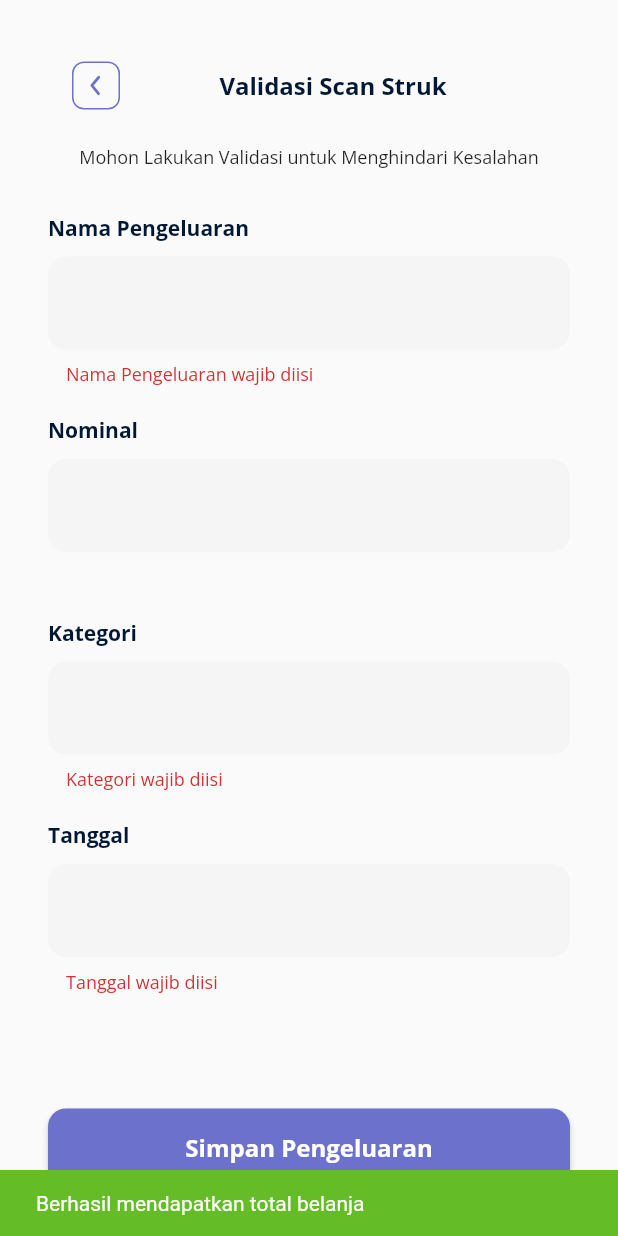
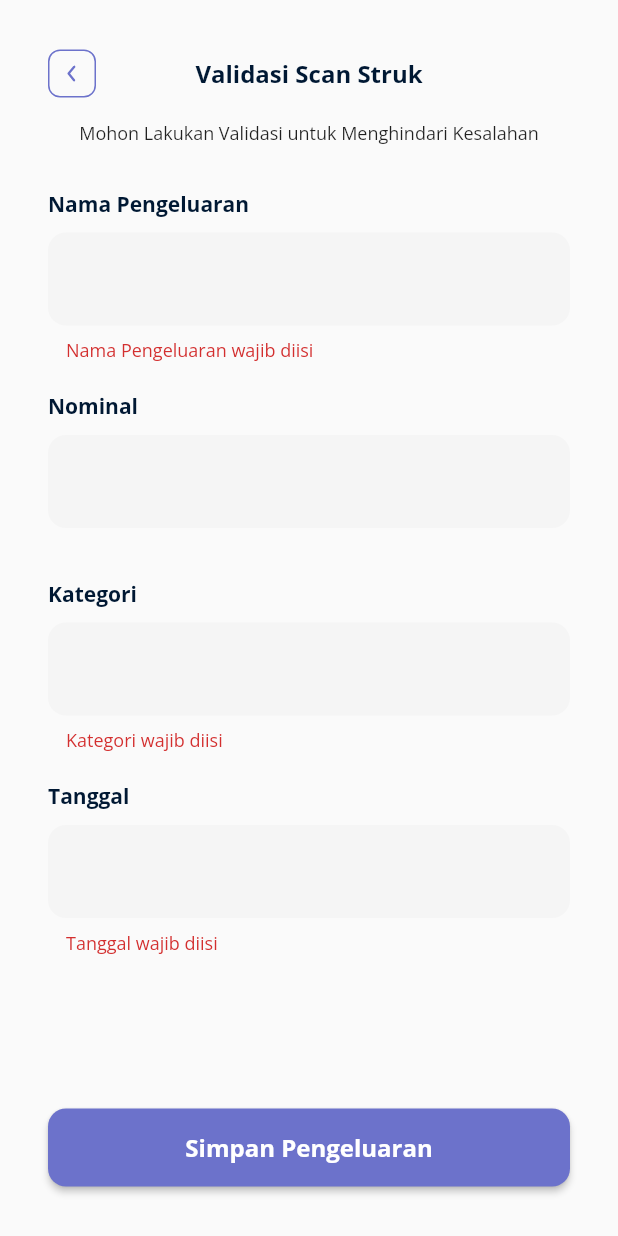
Before and after one commit to pawangdev/pawang-mobile, a Flutter app: the ValidasiScanScreen screen opened directly with empty values, after a tap on "Simpan Pengeluaran", on a phone screen of 412 x 824 dp. Run offline on Flutter 3.47's test engine with Material 2 defaults, Android fonts, the phone set to English and light mode, and no system bars; our stand-ins replace flutter_svg, image_picker, sqflite; missing offline and left inert: google_ml_kit; accounts and stored records are empty.

Commit message:
change var, back button, fix bottom insets

```diff
--- a/lib/views/validasi_scan_screen.dart
+++ b/lib/views/validasi_scan_screen.dart
@@ -22,7 +22,7 @@ class _ValidasiScanScreenState extends State<ValidasiScanScreen> {
   final TextEditingController kategori_pengeluaran = TextEditingController();
   final TextEditingController tanggal_pengeluaran = TextEditingController();
   String? filePath;
-  bool _validation = false;
+  bool _validated = false;
 
   Future<void> simpanData(PengeluaranModel data) async {
     try {
@@ -39,12 +39,8 @@ class _ValidasiScanScreenState extends State<ValidasiScanScreen> {
     nominal_pengeluaran.text = args.nominal;
     filePath = args.filePath;
 
-    ScaffoldMessenger.of(context).showSnackBar(SnackBar(
-      content: Text("Berhasil mendapatkan total belanja"),
-      backgroundColor: kSuccess
-    ));
-
     return Scaffold(
+      resizeToAvoidBottomInset: false,
       body: SafeArea(
         child: Padding(
           padding: const EdgeInsets.symmetric(vertical: 33.0, horizontal: 32.0),
@@ -54,36 +50,23 @@ class _ValidasiScanScreenState extends State<ValidasiScanScreen> {
                 crossAxisAlignment: CrossAxisAlignment.center,
                 mainAxisAlignment: MainAxisAlignment.spaceBetween,
                 children: [
-                  ElevatedButton(
-                    style: ButtonStyle(
-                      backgroundColor:
-                          MaterialStateProperty.all(Colors.transparent),
-                      foregroundColor:
-                          MaterialStateProperty.all(Colors.transparent),
-                      shadowColor:
-                          MaterialStateProperty.all(Colors.transparent),
-                    ),
-                    onPressed: () {
-                      Navigator.pop(context);
-                    },
+                  InkWell(
                   child: Container(
                     width: 32,
                     height: 32,
-                      padding: EdgeInsets.all(4),
+                    padding: EdgeInsets.all(6),
                     decoration: BoxDecoration(
                       border: Border.all(color: kPurple),
                       borderRadius: BorderRadius.circular(8),
                     ),
-                      child: InkWell(
                     child: SvgPicture.asset(
                       'assets/images/back_btn.svg',
                       fit: BoxFit.cover,
                     ),
+                  ),
                   onTap: () {
                     Navigator.pop(context);
                   },
-                      ),
-                    ),
                 ),
                   Text(
                     "Validasi Scan Struk",
@@ -113,15 +96,15 @@ class _ValidasiScanScreenState extends State<ValidasiScanScreen> {
                   inputLabel: "Nama Pengeluaran",
                   inputController: nama_pengeluaran,
                   errorText:
-                      _validation ? 'Nama Pengeluaran wajib diisi' : null,
+                      _validated ? null : 'Nama Pengeluaran wajib diisi',
                 ),
               ),
               Container(
-                margin: EdgeInsets.only(bottom: 20),
+                margin: EdgeInsets.only(bottom: 10),
                 child: InputField(
                   inputLabel: "Nominal",
                   inputController: nominal_pengeluaran,
-                  errorText: _validation ? 'Nominal wajib diisi' : null,
+                  errorText: _validated ? null : 'Nominal wajib diisi',
                   enable: false,
                 ),
               ),
@@ -130,7 +113,7 @@ class _ValidasiScanScreenState extends State<ValidasiScanScreen> {
                 child: InputField(
                   inputLabel: "Kategori",
                   inputController: kategori_pengeluaran,
-                  errorText: _validation ? 'Kategori wajib diisi' : null,
+                  errorText: _validated ? null : 'Kategori wajib diisi',
                 ),
               ),
               Container(
@@ -138,7 +121,7 @@ class _ValidasiScanScreenState extends State<ValidasiScanScreen> {
                 child: InputField(
                   inputLabel: "Tanggal",
                   inputController: tanggal_pengeluaran,
-                  errorText: _validation ? 'Tanggal wajib diisi' : null,
+                  errorText: _validated ? null : 'Tanggal wajib diisi',
                   keyboardType: TextInputType.none,
                   onTap: () {
                     showDatePicker(
@@ -179,20 +162,20 @@ class _ValidasiScanScreenState extends State<ValidasiScanScreen> {
                         onPressed: () {
                           setState(() {
                             nama_pengeluaran.text.isEmpty
-                                ? _validation = true
-                                : _validation = false;
+                                ? _validated = false
+                                : _validated = true;
                             nominal_pengeluaran.text.isEmpty
-                                ? _validation = true
-                                : _validation = false;
+                                ? _validated = false
+                                : _validated = true;
                             kategori_pengeluaran.text.isEmpty
-                                ? _validation = true
-                                : _validation = false;
+                                ? _validated = false
+                                : _validated = true;
                             tanggal_pengeluaran.text.isEmpty
-                                ? _validation = true
-                                : _validation = false;
+                                ? _validated = false
+                                : _validated = true;
                           });
 
-                          if (_validation == false) {
+                          if (_validated == true) {
                             try {
                               PengeluaranModel data = PengeluaranModel(
                                   nama_pengeluaran: nama_pengeluaran.text,
```
Lines whose indentation alone changed are shown as unchanged.
